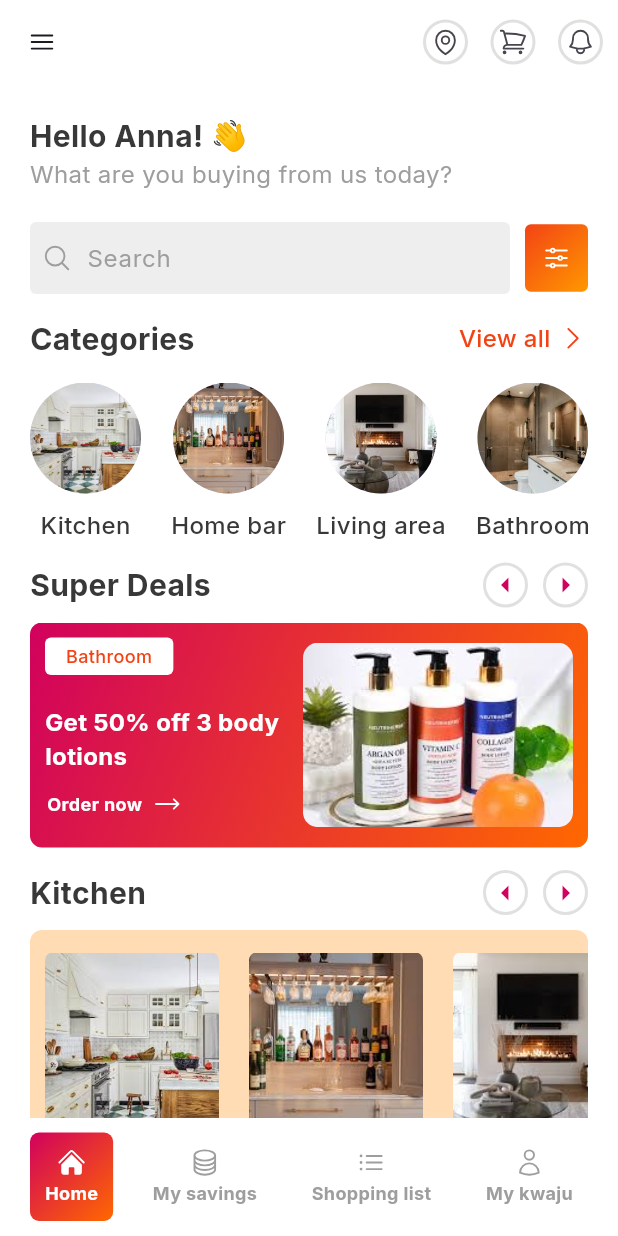
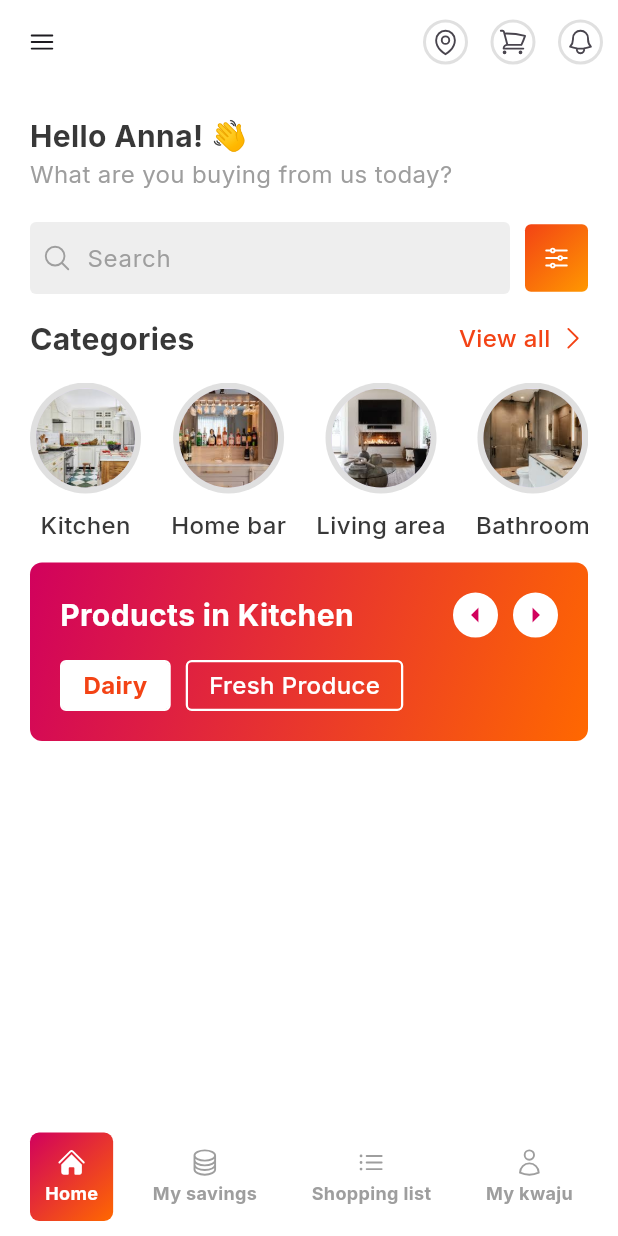
Before and after one commit to nalugala-vc/KwajuAfrica, a Flutter app: the screen it shows after launch, on a phone screen of 412 x 824 dp. Run offline on Flutter 3.47's test engine with Material 3 defaults, Android fonts, the phone set to English and light mode, and no system bars; our stand-ins replace get, google_fonts, heroicons.

Commit message:
Products in kitchen widget

```diff
--- a/lib/common/widgets/app_bar_actions.dart
+++ b/lib/common/widgets/app_bar_actions.dart
@@ -1,12 +1,17 @@
 import 'package:flutter/material.dart';
+import 'package:kwajuafrica/utils/colors/app_colors.dart';
 
 class AppBarActions extends StatelessWidget {
   final Widget icon;
+  final Color borderColor;
+  final Color bgColor;
   final VoidCallback onTap;
 
   const AppBarActions({
     super.key,
     required this.icon,
+    this.borderColor = AppColors.grey300,
+    this.bgColor = Colors.transparent,
     required this.onTap,
   });
 
@@ -18,9 +23,10 @@ class AppBarActions extends StatelessWidget {
         width: 30.0,
         height: 30.0,
         decoration: BoxDecoration(
+          color: bgColor,
           shape: BoxShape.circle,
           border: Border.all(
-            color: Colors.grey.shade300,
+            color: borderColor,
             width: 2.0,
           ),
         ),
--- a/lib/screens/products.dart
+++ b/lib/screens/products.dart
@@ -2,12 +2,14 @@ import 'package:flutter/material.dart';
 import 'package:heroicons/heroicons.dart';
 import 'package:kwajuafrica/common/app_bar.dart';
 import 'package:kwajuafrica/common/bottom_nav_bar.dart';
+import 'package:kwajuafrica/common/widgets/app_bar_actions.dart';
 import 'package:kwajuafrica/common/widgets/gradient_icon.dart';
 import 'package:kwajuafrica/common/widgets/search_widget.dart';
 import 'package:kwajuafrica/model/category.dart';
 import 'package:kwajuafrica/screens/widgets/categries_widget.dart';
 import 'package:kwajuafrica/screens/widgets/scrollable_container_widget.dart';
 import 'package:kwajuafrica/screens/widgets/scrollable_container_with_widgets.dart';
+import 'package:kwajuafrica/screens/widgets/tag_widget.dart';
 import 'package:kwajuafrica/utils/colors/app_colors.dart';
 import 'package:kwajuafrica/utils/fonts/inter.dart';
 import 'package:kwajuafrica/utils/spacers/spacers.dart';
@@ -125,6 +127,96 @@ class _ProductsState extends State<Products> {
                 ),
               ),
               spaceH10,
+              _homePageWithFilters()
+            ],
+          ),
+        ),
+      ),
+      bottomNavigationBar: const BottomNavBar(),
+    );
+  }
+
+  Widget _homePageWithFilters() {
+    return Column(
+      children: [
+        Container(
+            padding: const EdgeInsets.symmetric(horizontal: 20, vertical: 20),
+            width: double.infinity,
+            decoration: BoxDecoration(
+              gradient: const LinearGradient(
+                colors: [Color(0xFFD1015D), Color(0xFFFF6800)],
+                begin: Alignment.topLeft,
+                end: Alignment.bottomRight,
+              ),
+              borderRadius: BorderRadius.circular(8),
+            ),
+            child: Column(
+              children: [
+                Row(
+                  mainAxisAlignment: MainAxisAlignment.spaceBetween,
+                  children: [
+                    Inter(
+                      text: 'Products in Kitchen',
+                      fontSize: 20,
+                      textColor: AppColors.plainWhite,
+                    ),
+                    SizedBox(
+                      child: Row(
+                        children: [
+                          AppBarActions(
+                              bgColor: AppColors.plainWhite,
+                              borderColor: AppColors.plainWhite,
+                              icon: const Icon(
+                                Icons.arrow_left,
+                                color: AppColors.orange700,
+                              ),
+                              onTap: () {}),
+                          spaceW10,
+                          AppBarActions(
+                              bgColor: AppColors.plainWhite,
+                              borderColor: AppColors.plainWhite,
+                              icon: const Icon(
+                                Icons.arrow_right,
+                                color: AppColors.orange700,
+                              ),
+                              onTap: () {})
+                        ],
+                      ),
+                    )
+                  ],
+                ),
+                spaceH15,
+                Row(
+                  children: [
+                    TagWidget(
+                      fontWeight: FontWeight.w700,
+                      textSize: 16,
+                      bgColor: AppColors.plainWhite,
+                      borderColor: AppColors.plainWhite,
+                      onTap: () {},
+                      text: 'Dairy',
+                      textColor: AppColors.orange500,
+                    ),
+                    spaceW10,
+                    TagWidget(
+                      textSize: 16,
+                      bgColor: Colors.transparent,
+                      borderColor: AppColors.plainWhite,
+                      onTap: () {},
+                      text: 'Fresh Produce',
+                      textColor: AppColors.plainWhite,
+                    )
+                  ],
+                )
+              ],
+            ))
+      ],
+    );
+  }
+
+  Widget _homePageNoFilter() {
+    return Column(
+      children: [
         ScrollableContainerWidget(),
         spaceH15,
         ScrollableContainerWithWidgets(
@@ -147,10 +239,6 @@ class _ProductsState extends State<Products> {
           title: 'Mom & Baby',
         ),
       ],
-          ),
-        ),
-      ),
-      bottomNavigationBar: const BottomNavBar(),
     );
   }
 }
--- a/lib/screens/widgets/categries_widget.dart
+++ b/lib/screens/widgets/categries_widget.dart
@@ -1,26 +1,59 @@
 import 'package:flutter/material.dart';
+import 'package:kwajuafrica/utils/colors/app_colors.dart';
 import 'package:kwajuafrica/utils/fonts/inter.dart';
 import 'package:kwajuafrica/utils/spacers/spacers.dart';
 
 class CategriesWidget extends StatelessWidget {
   final String bgImage;
   final String categoryName;
+  final bool isActive;
   const CategriesWidget(
-      {super.key, required this.bgImage, required this.categoryName});
+      {super.key,
+      required this.bgImage,
+      required this.categoryName,
+      this.isActive = false});
 
   @override
   Widget build(BuildContext context) {
     return Column(
       children: [
-        CircleAvatar(
-          backgroundImage: AssetImage(bgImage),
-          radius: 37,
+        Container(
+          width: 74,
+          height: 74,
+          decoration: BoxDecoration(
+            shape: BoxShape.circle,
+            gradient: isActive
+                ? const LinearGradient(
+                    colors: [
+                      AppColors.orange300,
+                      AppColors.orange700
+                    ], // Gradient colors
+                    begin: Alignment.topLeft,
+                    end: Alignment.bottomRight,
+                  )
+                : const LinearGradient(
+                    colors: [
+                      AppColors.grey300,
+                      AppColors.grey300
+                    ], // Gradient colors
+                    begin: Alignment.topLeft,
+                    end: Alignment.bottomRight,
+                  ),
+          ),
+          child: Padding(
+            padding: const EdgeInsets.all(4.0), // Border thickness
+            child: CircleAvatar(
+              backgroundImage: AssetImage(bgImage),
+              radius: 35, // Inner circle radius
+            ),
+          ),
         ),
         spaceH10,
         Inter(
           text: categoryName,
           fontSize: 16,
           fontWeight: FontWeight.w500,
+          textColor: isActive ? AppColors.orange700 : AppColors.black,
         )
       ],
     );
--- /dev/null
+++ b/lib/screens/widgets/tag_widget.dart
@@ -0,0 +1,45 @@
+import 'package:flutter/material.dart';
+import 'package:kwajuafrica/utils/fonts/inter.dart';
+
+class TagWidget extends StatelessWidget {
+  final String text;
+  final Color bgColor;
+  final Color borderColor;
+  final Color textColor;
+  final double textSize;
+  final FontWeight fontWeight;
+  final VoidCallback onTap;
+  const TagWidget({
+    super.key,
+    required this.bgColor,
+    required this.borderColor,
+    required this.onTap,
+    required this.text,
+    this.fontWeight = FontWeight.w500,
+    this.textSize = 12,
+    required this.textColor,
+  });
+
+  @override
+  Widget build(BuildContext context) {
+    return GestureDetector(
+      onTap: onTap,
+      child: Container(
+        decoration: BoxDecoration(
+            color: bgColor,
+            border: Border.all(
+              color: borderColor,
+              width: 1.50,
+            ),
+            borderRadius: BorderRadius.circular(4)),
+        padding: const EdgeInsets.symmetric(horizontal: 14, vertical: 4),
+        child: Inter(
+          text: text,
+          textColor: textColor,
+          fontSize: textSize,
+          fontWeight: fontWeight,
+        ),
+      ),
+    );
+  }
+}
```
Lines whose indentation alone changed are shown as unchanged.
